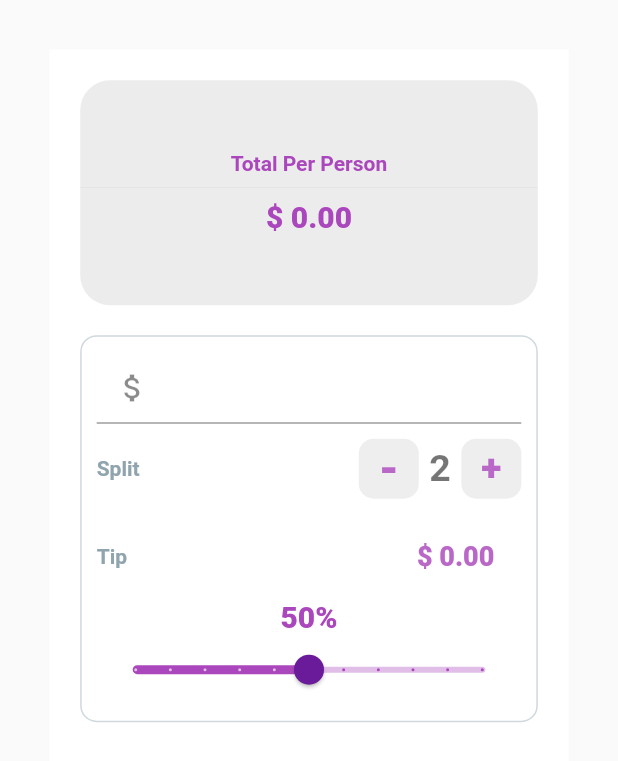
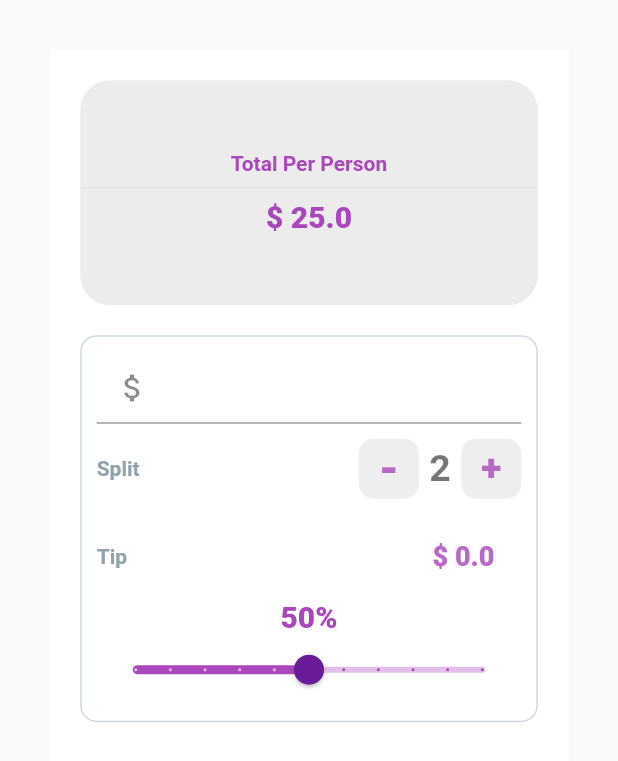
Before and after one commit to NegusNati/tip_calculator, a Flutter app: the screen it shows after launch, after a tap on an icon or button, on a phone screen of 412 x 824 dp. Shown: the top 761 px of the screen. Run offline on Flutter 3.47's test engine with Material 2 defaults, Android fonts, the phone set to English and light mode, and no system bars.

Commit message:
final commit

```diff
--- a/lib/main.dart
+++ b/lib/main.dart
@@ -3,6 +3,7 @@ import 'package:tip_calculator/screens/homeScreen.dart';
 
 void main() {
   runApp( MaterialApp(
+    debugShowCheckedModeBanner: false,
     home: HomeScreen(),
   ));
 }
--- a/lib/screens/homeScreen.dart
+++ b/lib/screens/homeScreen.dart
@@ -45,7 +45,7 @@ class _HomeScreenState extends State<HomeScreen> {
                       color: Colors.grey.shade300.withOpacity(0.6),
                     ),
                     Text(
-                      '\$ ${calculateTotalPerPerson(_billAmount,_personCounter)}',
+                      '\$ ${calculateTotalPerPerson(_billAmount, _personCounter, _tipPercentage)}',
                       style: kMainLableTextStyle,
                     ),
                   ],
@@ -191,7 +191,7 @@ class _HomeScreenState extends State<HomeScreen> {
                       Padding(
                         padding: const EdgeInsets.all(18.0),
                         child: Text(
-                          "\$ ${(calaculateTip(_billAmount, _tipPercentage).toStringAsFixed(2))}",
+                          "\$ ${calaculateTip(_billAmount, _tipPercentage)}",
                           style: TextStyle(
                               color: Colors.purple.shade300,
                               fontWeight: FontWeight.w900,
@@ -233,13 +233,12 @@ class _HomeScreenState extends State<HomeScreen> {
     );
   }
 
-  calculateTotalPerPerson( double billAmount, int splitBy) {
-    double totalTip = calaculateTip(_billAmount, _tipPercentage);
+  calculateTotalPerPerson(double billAmount, int splitBy, int totalTip) {
     double totalPerPerson = 0.0;
 
     totalPerPerson = (totalTip + billAmount) / splitBy;
 
-    return totalPerPerson.toStringAsFixed(2);
+    return totalPerPerson;
   }
 
   calaculateTip(double billAmount, int tipPercentage) {
```
